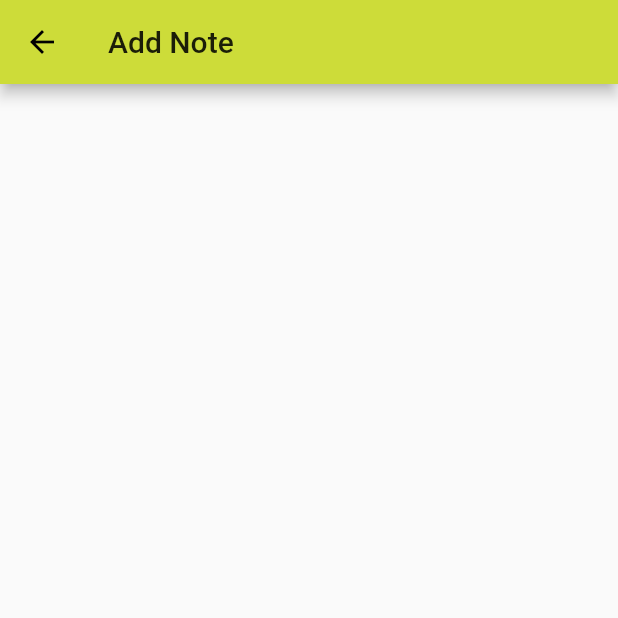
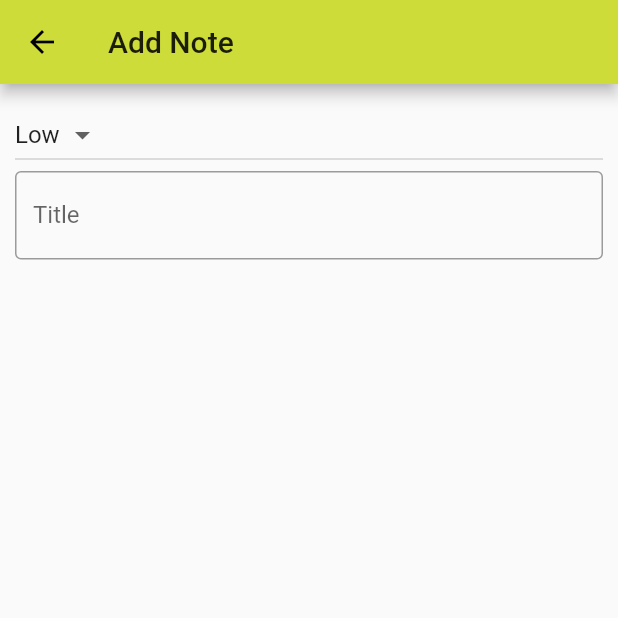
Before and after one commit to cranium44/flutter_notes, a Flutter app: the AddNote screen opened directly, on a phone screen of 412 x 824 dp, the top half of it. Run offline on Flutter 3.47's test engine with Material 2 defaults, Android fonts, the phone set to English and light mode, and no system bars.

Commit message:
added the dropdown and title input field

```diff
--- a/lib/screens/add_note.dart
+++ b/lib/screens/add_note.dart
@@ -1,30 +1,57 @@
 import 'package:flutter/material.dart';
 
-class AddNote extends StatefulWidget{
+class AddNote extends StatefulWidget {
   @override
   State<StatefulWidget> createState() {
     // TODO: implement createState
     return AddNoteUI();
   }
-
 }
 
-class AddNoteUI extends State<AddNote>{
+class AddNoteUI extends State<AddNote> {
+  var _priorities = ["Low", "High"];
+  var _priority = "";
+  TextEditingController _titleController = new TextEditingController();
+  TextEditingController _contentController = new TextEditingController();
 
-  var _priorities = ["Low", "High"];
+  @override
+  void initState() {
+    _priority = _priorities[0];
+    super.initState();
+  }
+
   @override
   Widget build(BuildContext context) {
-    return Material(child: Scaffold(
+    return Material(
+      child: Scaffold(
         appBar: AppBar(
           title: Text("Add Note"),
         ),
         body: ListView(
           padding: EdgeInsets.all(10),
           children: <Widget>[
-
+            DropdownButton(
+              items: _priorities.map((String value) {
+                return DropdownMenuItem<String>(
+                    value: value, child: Text(value));
+              }).toList(),
+              onChanged: (String value) {
+                setState(() {});
+              },
+              value: _priority,
+            ),
+            TextFormField(
+              decoration: InputDecoration(
+                  border: OutlineInputBorder(
+                    borderRadius: BorderRadius.circular(4.0),
+                  ),
+                  labelText: "Title",
+                  hintText: "Title of note",
+                  errorStyle: TextStyle(color: Colors.red, fontSize: 12.0)),
+            )
           ],
         ),
-    ),);
+      ),
+    );
   }
-
 }
```
Lines whose indentation alone changed are shown as unchanged.
